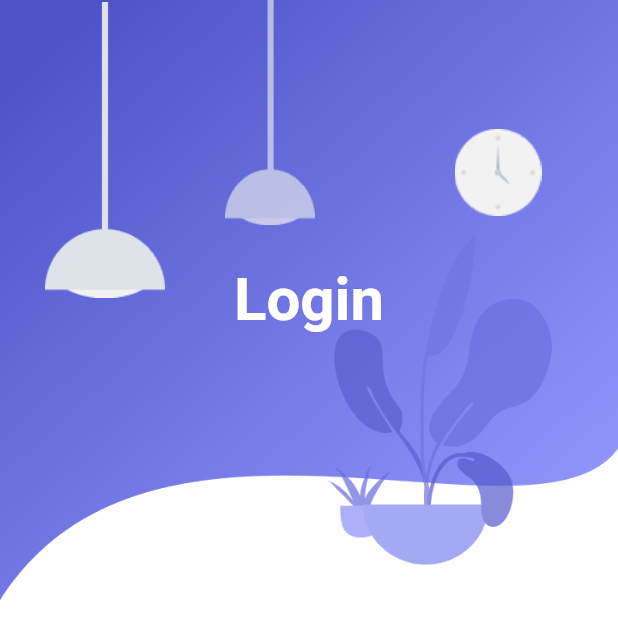
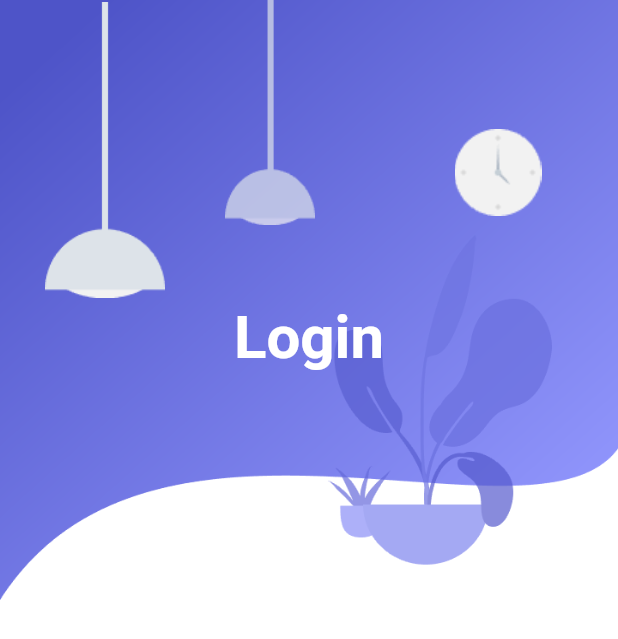
Before and after one commit to JohnEmerson1406/flutter_login_page, a Flutter app: the screen it shows after launch, on a phone screen of 412 x 824 dp. Shown: the top 639 px of the screen. Run offline on Flutter 3.47's test engine with Material 2 defaults, Android fonts, the phone set to English and light mode, and no system bars.

Commit message:
style: add margin top to Login text

```diff
--- a/lib/main.dart
+++ b/lib/main.dart
@@ -68,6 +68,7 @@ class HomePage extends StatelessWidget {
 
                   Positioned(
                     child: Container(
+                      margin: EdgeInsets.only(top: 50),
                       child: Center(
                         child: Text(
                           "Login",
```
